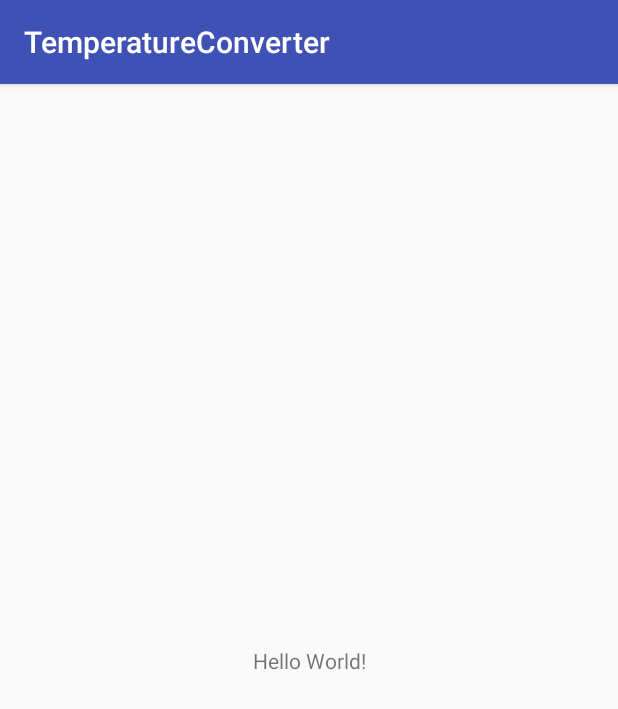
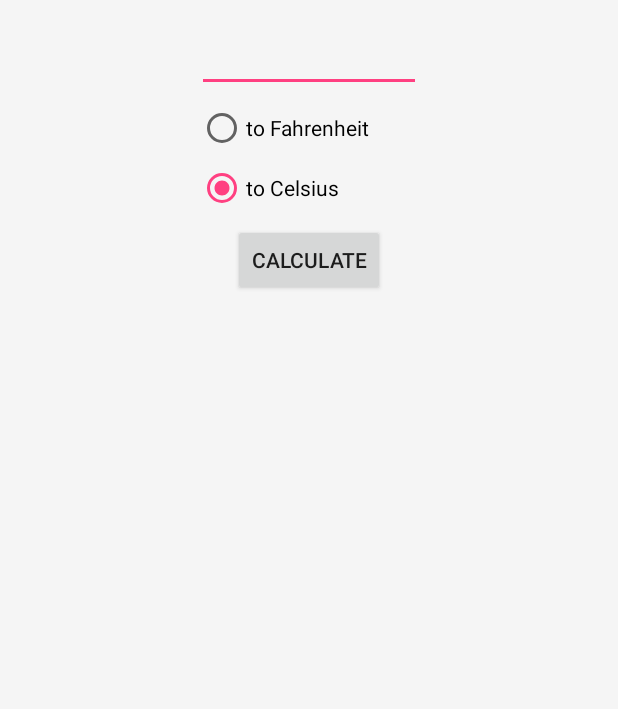
Before and after one commit to UT-APT/TemperatureConverter, an Android app: the screen it shows after launch (MainActivity), on a phone screen of 412 x 824 dp. Shown: the top 709 px of the screen. Run offline under Robolectric (Android 15) with nearby library versions, the phone set to English and light mode, and no system bars.

Commit message:
full repo commit

```diff
--- a/app/src/main/res/layout/activity_main.xml
+++ b/app/src/main/res/layout/activity_main.xml
@@ -1,18 +1,61 @@
-<?xml version="1.0" encoding="utf-8"?>
 <android.support.constraint.ConstraintLayout xmlns:android="http://schemas.android.com/apk/res/android"
     xmlns:app="http://schemas.android.com/apk/res-auto"
     xmlns:tools="http://schemas.android.com/tools"
     android:layout_width="match_parent"
     android:layout_height="match_parent"
-    tools:context="com.example.temperatureconverter.MainActivity">
+    android:orientation="vertical"
+    tools:context=".MainActivity"
+    android:background="@color/myColor">
 
-    <TextView
-        android:layout_width="wrap_content"
+
+    <EditText
+        android:id="@+id/inputValue"
+        android:layout_width="149dp"
         android:layout_height="wrap_content"
-        android:text="Hello World!"
-        app:layout_constraintBottom_toBottomOf="parent"
+        android:layout_marginTop="16dp"
+        android:inputType="numberSigned|numberDecimal"
         app:layout_constraintLeft_toLeftOf="parent"
         app:layout_constraintRight_toRightOf="parent"
         app:layout_constraintTop_toTopOf="parent" />
 
+
+    <Button
+        android:id="@+id/button1"
+        android:layout_width="wrap_content"
+        android:layout_height="wrap_content"
+        android:text="@string/calc"
+        android:onClick="onClick"
+        app:layout_constraintLeft_toLeftOf="parent"
+        app:layout_constraintRight_toRightOf="parent"
+        app:layout_constraintHorizontal_bias="0.501"
+        android:layout_marginTop="8dp"
+        app:layout_constraintTop_toBottomOf="@+id/radio0" />
+
+    <RadioButton
+        android:id="@+id/radio0"
+        android:layout_width="149dp"
+        android:layout_height="wrap_content"
+        android:layout_marginTop="8dp"
+        android:checked="true"
+        android:text="@string/celsius"
+        app:layout_constraintTop_toBottomOf="@+id/radio1"
+        app:layout_constraintLeft_toLeftOf="parent"
+        app:layout_constraintRight_toRightOf="parent"
+        app:layout_constraintHorizontal_bias="0.502"
+        android:layout_marginLeft="8dp"
+        android:layout_marginRight="8dp" />
+
+    <RadioButton
+        android:id="@+id/radio1"
+        android:layout_width="149dp"
+        android:layout_height="wrap_content"
+        android:layout_marginTop="8dp"
+        android:text="@string/fahrenheit"
+        app:layout_constraintTop_toBottomOf="@+id/inputValue"
+        app:layout_constraintLeft_toLeftOf="parent"
+        app:layout_constraintRight_toRightOf="parent"
+        app:layout_constraintHorizontal_bias="0.502"
+        android:layout_marginLeft="8dp"
+        android:layout_marginRight="8dp" />
+
 </android.support.constraint.ConstraintLayout>
--- a/app/src/main/res/values/strings.xml
+++ b/app/src/main/res/values/strings.xml
@@ -1,3 +1,12 @@
+<?xml version="1.0" encoding="utf-8"?>
 <resources>
-    <string name="app_name">TemperatureConverter</string>
+
+    <string name="app_name">Temperature Converter</string>
+    <string name="action_settings">Settings</string>
+    <string name="hello_world">Hello world!</string>
+    <color name="myColor">#F5F5F5</color>
+    <string name="celsius">to Celsius</string>
+    <string name="fahrenheit">to Fahrenheit</string>
+    <string name="calc">Calculate</string>
+
 </resources>
```
Also changed, not shown: app/src/main/java/com/example/temperatureconverter/ConverterUtil.java (added, +13 -0 lines), app/src/main/java/com/example/temperatureconverter/MainActivity.java (+39 -3 lines).
